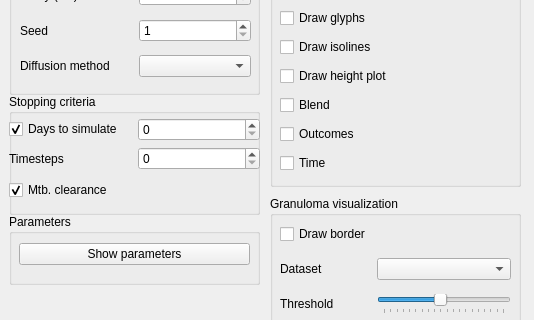
Before: the Qt Designer form gui/mainwindow.ui in gmackie/GR-ABM-ODE-2D, drawn with Qt 5; both pictures show x 0 to 534 and y 111 to 431 of the 534 by 730 pixel window.
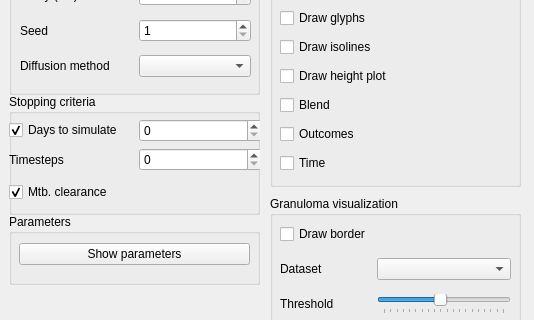
After: the same form once the commit is applied.

Commit message: Fixed a bug where seeds loaded from a saved state where truncated in the gui version. THis was due to a hardcoded limit of 10000000 in the mainwindow.ui file. This is now set on program initialization to a limit of INT_MAX (since the QSpinBox widget for the seed handles values of type int).

Patch:
```diff
--- a/gui/mainwindow.ui
+++ b/gui/mainwindow.ui
@@ -67,7 +67,7 @@
              <x>0</x>
              <y>0</y>
              <width>256</width>
-             <height>528</height>
+             <height>530</height>
             </rect>
            </property>
            <attribute name="label">
@@ -180,8 +180,8 @@
               <rect>
                <x>0</x>
                <y>20</y>
-               <width>251</width>
-               <height>92</height>
+               <width>253</width>
+               <height>93</height>
               </rect>
              </property>
              <layout class="QVBoxLayout" name="verticalLayout_6">
```
Left out of the diff: 6 changed lines with no effect on the pictures. The commit also changes 5 other files.
